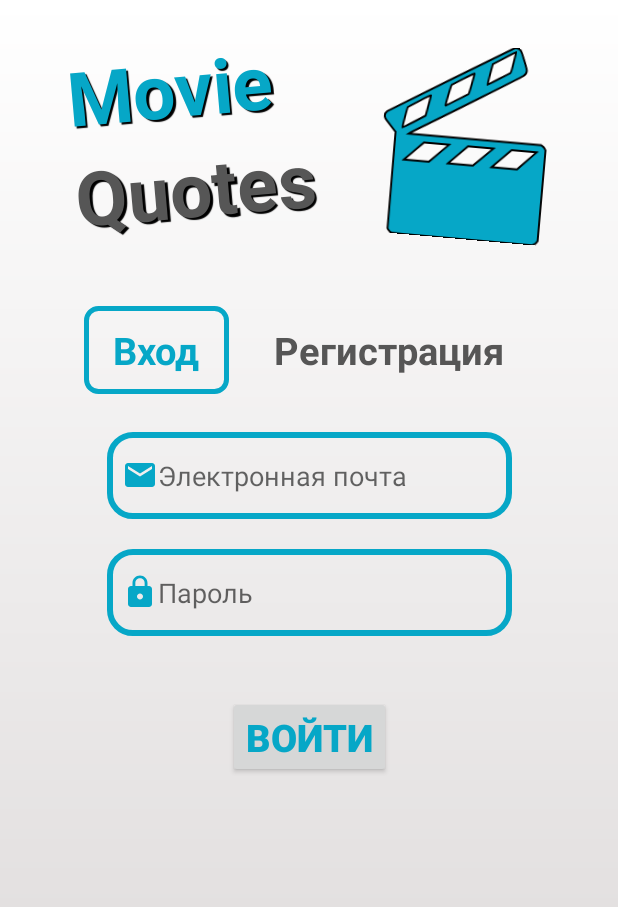
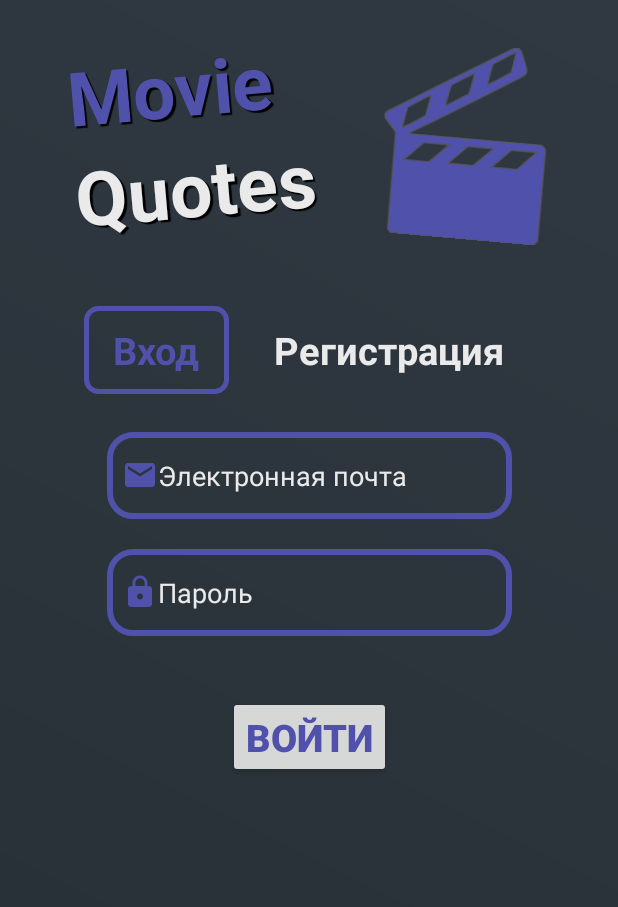
Before and after one commit to l-DoctorWhy-l/proj, an Android app: the screen it shows after launch (StartActivity), on a phone screen of 412 x 824 dp. Shown: the top 907 px of the screen. Run offline under Robolectric (Android 15) with nearby library versions, the phone set to English and light mode, and no system bars; our stand-ins replace Firebase (no records; nobody signed in at launch, a user with empty details on screens opened directly).

Commit message:
update colors

```diff
--- a/app/src/main/res/anim/leave_left_in.xml
+++ b/app/src/main/res/anim/leave_left_in.xml
@@ -1,6 +1,6 @@
 <?xml version="1.0" encoding="utf-8"?>
 <set xmlns:android="http://schemas.android.com/apk/res/android"
-    android:duration="1000">
+    android:duration="500">
     <translate
         android:fromXDelta="-1000"
         android:toXDelta="0"
--- a/app/src/main/res/anim/leave_left_out.xml
+++ b/app/src/main/res/anim/leave_left_out.xml
@@ -1,6 +1,6 @@
 <?xml version="1.0" encoding="utf-8"?>
 <set xmlns:android="http://schemas.android.com/apk/res/android"
-    android:duration="1000">
+    android:duration="500">
     <translate
         android:fromXDelta="0"
         android:toXDelta="-1000"
--- a/app/src/main/res/anim/leave_right_in.xml
+++ b/app/src/main/res/anim/leave_right_in.xml
@@ -1,6 +1,6 @@
 <?xml version="1.0" encoding="utf-8"?>
 <set xmlns:android="http://schemas.android.com/apk/res/android"
-    android:duration="1000">
+    android:duration="500">
     <translate
         android:fromXDelta="1000"
         android:toXDelta="0"
--- a/app/src/main/res/anim/leave_right_out.xml
+++ b/app/src/main/res/anim/leave_right_out.xml
@@ -1,6 +1,6 @@
 <?xml version="1.0" encoding="utf-8"?>
 <set xmlns:android="http://schemas.android.com/apk/res/android"
-    android:duration="1000">
+    android:duration="500">
     <translate
         android:fromXDelta="0"
         android:toXDelta="1000"
--- a/app/src/main/res/drawable/enter_text_selector.xml
+++ b/app/src/main/res/drawable/enter_text_selector.xml
@@ -1,5 +1,5 @@
 <?xml version="1.0" encoding="utf-8"?>
 <selector xmlns:android="http://schemas.android.com/apk/res/android">
     <item android:state_checked="true" android:color="@color/teal_700"></item>
-    <item android:state_checked="false" android:color="@color/grey"></item>
+    <item android:state_checked="false" android:color="@color/white"></item>
 </selector>
--- a/app/src/main/res/drawable/film_ic_com.xml
+++ b/app/src/main/res/drawable/film_ic_com.xml
@@ -6,8 +6,8 @@
   <path
       android:pathData="M361.9,2.8c-8.5,4.4 -312.1,189.1 -314.8,191.5 -4.7,4.3 -6.4,12.2 -3.8,17.9 0.7,1.5 7.7,9.7 15.7,18.4l14.5,15.7 0.5,127.2 0.5,127.1 2.5,3.7c1.4,2.1 4.3,4.6 6.6,5.7 4,2 6.5,2 188.5,2l184.5,-0 4.4,-2.2c3,-1.5 5.3,-3.7 6.7,-6.3l2.3,-4 0,-119.1 0,-119.1 -2.3,-4.3c-1.6,-3 -3.7,-5.1 -6.7,-6.7l-4.3,-2.3 -174.1,-0 -174.1,-0 5,-3.6c2.8,-1.9 21.7,-13.5 42,-25.6 55.5,-33.2 225.1,-137.6 240.1,-147.9 4.8,-3.3 7.4,-8.1 7.4,-13.7 0,-4.3 -16.3,-46 -20,-51.2 -2.2,-3.1 -8.5,-6 -12.9,-6 -1.5,-0 -5.2,1.2 -8.2,2.8zM366.6,38c-2.3,15 -4.7,27.5 -5.2,27.7 -0.5,0.2 -13.7,8.6 -29.4,18.7 -15.7,10.1 -28.7,18.2 -28.9,18.1 -0.2,-0.2 1.9,-12.7 4.5,-27.8l4.8,-27.4 29,-18.6c16,-10.2 29.1,-18.5 29.3,-18.4 0.1,0.2 -1.7,12.6 -4.1,27.7zM262,104c-2.8,14.6 -5.4,26.6 -5.8,26.8 -0.4,0.1 -13.5,8.3 -29.2,18.2 -15.7,9.8 -28.6,17.5 -28.8,17 -0.7,-1.8 10,-54.5 11.1,-55.2 0.7,-0.4 13.8,-8.6 29.2,-18.2 15.8,-9.9 28.1,-17 28.3,-16.3 0.1,0.7 -2,13.1 -4.8,27.7zM153.2,170.9l-4.8,26.3 -28.8,18.5c-15.8,10.1 -29,18.2 -29.3,17.9 -0.7,-0.6 8.6,-53.8 9.6,-54.8 0.3,-0.3 13.4,-8.8 29.1,-18.8 17.3,-11 28.6,-17.6 28.7,-16.8 0.2,0.7 -1.9,13.2 -4.5,27.7zM192,292.5l-24.5,24.5 -33,-0 -33,-0 24.5,-24.5 24.5,-24.5 33,-0 33,-0 -24.5,24.5zM308.5,292.5l-25,24.4 -33,-0 -33,0.1 24.5,-24.5 24.5,-24.5 33.5,-0 33.5,-0 -25,24.5zM423.4,292.5l-23.7,24.5 -33.6,-0 -33.6,-0 24.5,-24.5 24.5,-24.5 32.8,-0 32.9,-0 -23.8,24.5z"
       android:fillColor="@color/teal_700"
-      android:strokeColor="@color/black"
-      android:strokeWidth="5"
+      android:strokeColor="@color/grey"
+      android:strokeWidth="3"
       />
 
 </vector>
--- a/app/src/main/res/drawable/start_window_bg.xml
+++ b/app/src/main/res/drawable/start_window_bg.xml
@@ -3,8 +3,8 @@
     android:shape="rectangle">
     <gradient
         android:gradientRadius="90"
-        android:startColor="#fff"
-        android:endColor="#d9d5d5"
-        android:angle="170"
+        android:startColor="#272F35"
+        android:endColor="#303942"
+        android:angle="45"
         android:type="linear"/>
 </shape>
--- a/app/src/main/res/layout/activity_start.xml
+++ b/app/src/main/res/layout/activity_start.xml
@@ -43,7 +43,7 @@
             android:shadowRadius="0.01"
             android:text="@string/app_name_second"
             android:textAlignment="textStart"
-            android:textColor="@color/grey"
+            android:textColor="@color/white"
             android:textSize="50sp"
             android:textStyle="bold"
             />
@@ -126,8 +126,10 @@
             android:layout_height="58dp"
             android:maxLines="1"
             android:maxLength="40"
+            android:textColorHint="@color/white"
             android:autofillHints="emailAddress"
             android:ems="10"
+            android:textColor="@color/white"
             android:hint="@string/email"
             android:inputType="textEmailAddress"
             android:layout_marginBottom="20dp"
@@ -143,6 +145,8 @@
             android:autofillHints="password"
             android:maxLength="20"
             android:layout_height="58dp"
+            android:textColor="@color/white"
+            android:textColorHint="@color/white"
             android:ems="10"
             android:hint="@string/pas"
             android:inputType="textPassword"
@@ -192,10 +196,12 @@
             android:id="@+id/editText_reg_EmailAddress"
             android:layout_width="270dp"
             android:layout_height="58dp"
+            android:textColorHint="@color/white"
             android:autofillHints="emailAddress"
             android:ems="10"
             android:maxLength="40"
             android:maxLines="1"
+            android:textColor="@color/white"
             android:hint="@string/email"
             android:inputType="textEmailAddress"
             android:layout_marginBottom="20dp"
@@ -211,8 +217,10 @@
             android:autofillHints="name"
             android:ems="10"
             android:maxLength="20"
+            android:textColor="@color/white"
             android:hint="@string/name"
             android:inputType="textPersonName"
+            android:textColorHint="@color/white"
             android:layout_marginBottom="20dp"
             android:padding="10dp"
             android:background="@drawable/enter_edittext_bg"
@@ -226,10 +234,12 @@
             android:ems="10"
             android:autofillHints="password"
             android:maxLength="20"
+            android:textColor="@color/white"
             android:maxLines="1"
             android:layout_marginBottom="20dp"
             android:hint="@string/pas"
             android:inputType="textPassword"
+            android:textColorHint="@color/white"
             android:padding="10dp"
             android:background="@drawable/enter_edittext_bg"
             android:drawableStart="@drawable/baseline_lock_24"/>
@@ -238,8 +248,10 @@
             android:layout_width="270dp"
             android:layout_height="58dp"
             android:ems="10"
+            android:textColor="@color/white"
             android:maxLength="20"
             android:autofillHints="password"
+            android:textColorHint="@color/white"
             android:maxLines="1"
             android:hint="@string/second_pas"
             android:inputType="textPassword"
@@ -254,6 +266,7 @@
             android:textStyle="bold"
             android:textColor="@color/teal_700"
             android:textSize="25sp"
+            android:padding="10dp"
             android:layout_height="wrap_content"
             android:text="@string/registration"
             android:layout_marginTop="20dp"
--- a/app/src/main/res/values/colors.xml
+++ b/app/src/main/res/values/colors.xml
@@ -4,10 +4,9 @@
     <color name="purple_500">#FF6200EE</color>
     <color name="purple_700">#FF3700B3</color>
     <color name="teal_200">#FF03DAC5</color>
-    <color name="teal_700">#06a7c7</color>
+    <color name="teal_700">#5051AA</color>
     <color name="black">#FF000000</color>
-    <color name="white">#FFFFFFFF</color>
-    <color name="start_bg">#ffeaeaea</color>
+    <color name="white">#ffeaeaea</color>
     <color name="grey">#ff565656</color>
     <color name="error">#BC4242</color>
 </resources>
```
